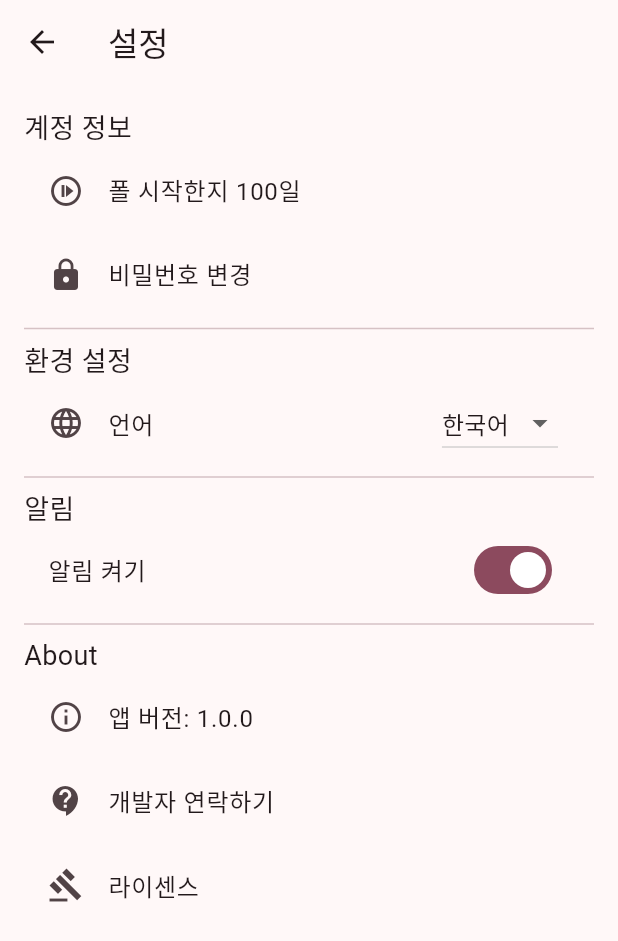
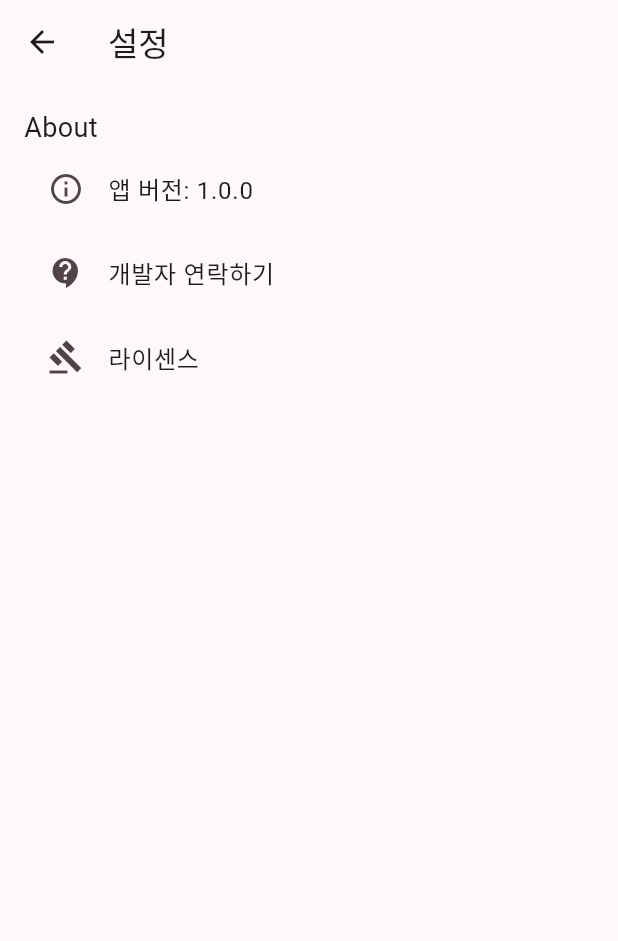
Before and after one commit to MontyCoder0701/pole-app, a Flutter app: the screen it shows after launch, after a tap on the "settings" icon, on a phone screen of 412 x 824 dp. Shown: the top 941 px of the screen. Run offline on Flutter 3.47's test engine with Material 3 defaults, Android fonts, the phone set to English and light mode, and no system bars; our stand-ins replace flutter_riverpod, video_player; missing offline and left inert: photo_manager.

Commit message:
chore: 해당 업데이트에 다루지 않을 기능 제외

```diff
--- a/lib/views/home.page.dart
+++ b/lib/views/home.page.dart
@@ -1,6 +1,5 @@
 import 'package:flutter/material.dart';
 
-import 'progress.page.dart';
 import 'records.page.dart';
 
 class HomePage extends StatefulWidget {
@@ -15,34 +14,33 @@ class _HomePageState extends State<HomePage> {
 
   final List<Widget> _pages = [
     const RecordsPage(),
-    const ProgressPage(),
+    // TODO: 이후 업데이트에 추가
+    // const ProgressPage(),
   ];
 
   @override
   Widget build(BuildContext context) {
     return Scaffold(
-      body: IndexedStack(
-        index: _currentIndex,
-        children: _pages,
-      ),
-      bottomNavigationBar: BottomNavigationBar(
-        currentIndex: _currentIndex,
-        onTap: (index) {
-          setState(() {
-            _currentIndex = index;
-          });
-        },
-        items: const [
-          BottomNavigationBarItem(
-            icon: Icon(Icons.photo_camera_back),
-            label: '내 폴기록',
-          ),
-          BottomNavigationBarItem(
-            icon: Icon(Icons.flag_outlined),
-            label: '내 성장기록',
-          ),
-        ],
-      ),
+      body: IndexedStack(index: _currentIndex, children: _pages),
+      // TODO: 이후 업데이트에 추가
+      // bottomNavigationBar: BottomNavigationBar(
+      //   currentIndex: _currentIndex,
+      //   onTap: (index) {
+      //     setState(() {
+      //       _currentIndex = index;
+      //     });
+      //   },
+      //   items: const [
+      //     BottomNavigationBarItem(
+      //       icon: Icon(Icons.photo_camera_back),
+      //       label: '내 폴기록',
+      //     ),
+      //     BottomNavigationBarItem(
+      //       icon: Icon(Icons.flag_outlined),
+      //       label: '내 성장기록',
+      //     ),
+      //   ],
+      // ),
     );
   }
 }
--- a/lib/views/settings.page.dart
+++ b/lib/views/settings.page.dart
@@ -10,48 +10,49 @@ class SettingsPage extends StatelessWidget {
       body: ListView(
         padding: const EdgeInsets.all(16.0),
         children: [
-          const Text(
-            '계정 정보',
-            style: TextStyle(fontSize: 18),
-          ),
-          ListTile(
-            leading: const Icon(Icons.not_started_outlined),
-            title: const Text('폴 시작한지 100일'),
-            onTap: () {},
-          ),
-          ListTile(
-            leading: const Icon(Icons.lock),
-            title: const Text('비밀번호 변경'),
-            onTap: () {},
-          ),
-          const Divider(),
-          const Text(
-            '환경 설정',
-            style: TextStyle(fontSize: 18),
-          ),
-          ListTile(
-            leading: const Icon(Icons.language),
-            title: const Text('언어'),
-            trailing: DropdownButton<String>(
-              value: 'Korean',
-              items: const [
-                DropdownMenuItem(value: 'English', child: Text('English')),
-                DropdownMenuItem(value: 'Korean', child: Text('한국어')),
-              ],
-              onChanged: (value) {},
-            ),
-          ),
-          const Divider(),
-          const Text(
-            '알림',
-            style: TextStyle(fontSize: 18),
-          ),
-          SwitchListTile(
-            value: true,
-            onChanged: (value) {},
-            title: const Text('알림 켜기'),
-          ),
-          const Divider(),
+          // TODO: 이후 업데이트에 지원
+          // const Text(
+          //   '계정 정보',
+          //   style: TextStyle(fontSize: 18),
+          // ),
+          // ListTile(
+          //   leading: const Icon(Icons.not_started_outlined),
+          //   title: const Text('폴 시작한지 100일'),
+          //   onTap: () {},
+          // ),
+          // ListTile(
+          //   leading: const Icon(Icons.lock),
+          //   title: const Text('비밀번호 변경'),
+          //   onTap: () {},
+          // ),
+          // const Divider(),
+          // const Text(
+          //   '환경 설정',
+          //   style: TextStyle(fontSize: 18),
+          // ),
+          // ListTile(
+          //   leading: const Icon(Icons.language),
+          //   title: const Text('언어'),
+          //   trailing: DropdownButton<String>(
+          //     value: 'Korean',
+          //     items: const [
+          //       DropdownMenuItem(value: 'English', child: Text('English')),
+          //       DropdownMenuItem(value: 'Korean', child: Text('한국어')),
+          //     ],
+          //     onChanged: (value) {},
+          //   ),
+          // ),
+          // const Divider(),
+          // const Text(
+          //   '알림',
+          //   style: TextStyle(fontSize: 18),
+          // ),
+          // SwitchListTile(
+          //   value: true,
+          //   onChanged: (value) {},
+          //   title: const Text('알림 켜기'),
+          // ),
+          // const Divider(),
           const Text('About', style: TextStyle(fontSize: 18)),
           ListTile(
             leading: const Icon(Icons.info_outline),
```
